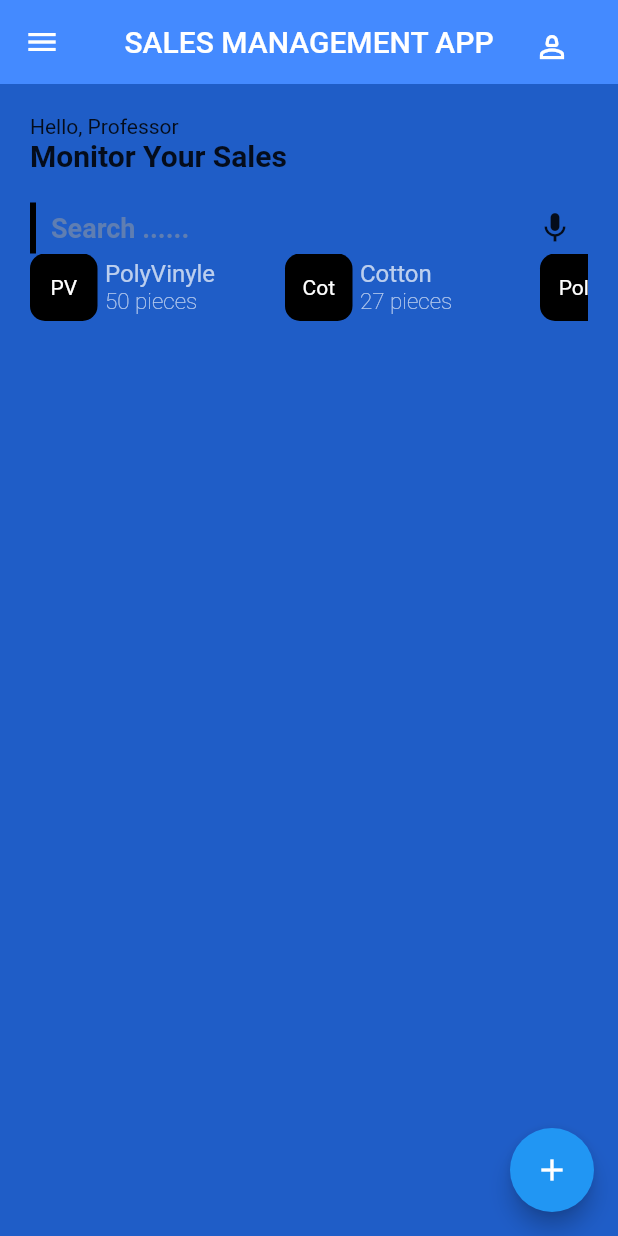
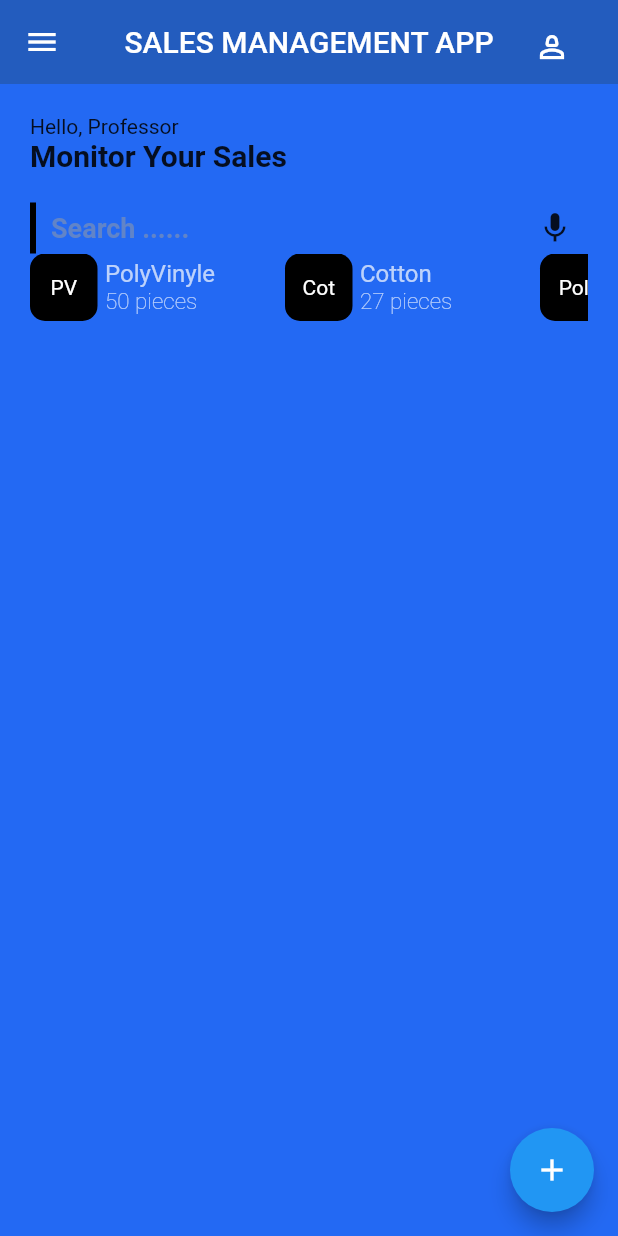
Before and after one commit to kidde60/sales_management_app, a Flutter app: the HomePage screen opened directly, on a phone screen of 412 x 824 dp. Run offline on Flutter 3.47's test engine with Material 2 defaults, Android fonts, the phone set to English and light mode, and no system bars.

Commit message:
Add color

```diff
--- a/lib/screens/home_page.dart
+++ b/lib/screens/home_page.dart
@@ -20,7 +20,7 @@ class _HomePageState extends State<HomePage> {
         title: Text('sales management app'.toUpperCase()),
         elevation: 0.0,
         centerTitle: true,
-        backgroundColor: Colors.blueAccent,
+        backgroundColor: const Color.fromARGB(255, 35, 92, 190),
         actions: [
           Container(
             margin: const EdgeInsets.only(right: 20, top: 7),
@@ -44,7 +44,7 @@ class _HomePageState extends State<HomePage> {
           child: Container(
         height: MediaQuery.sizeOf(context).height,
         decoration: const BoxDecoration(
-          color: Color.fromARGB(255, 31, 93, 199),
+          color: Color.fromARGB(255, 35, 105, 243),
         ),
         padding: const EdgeInsets.all(20),
         child: Column(
```
